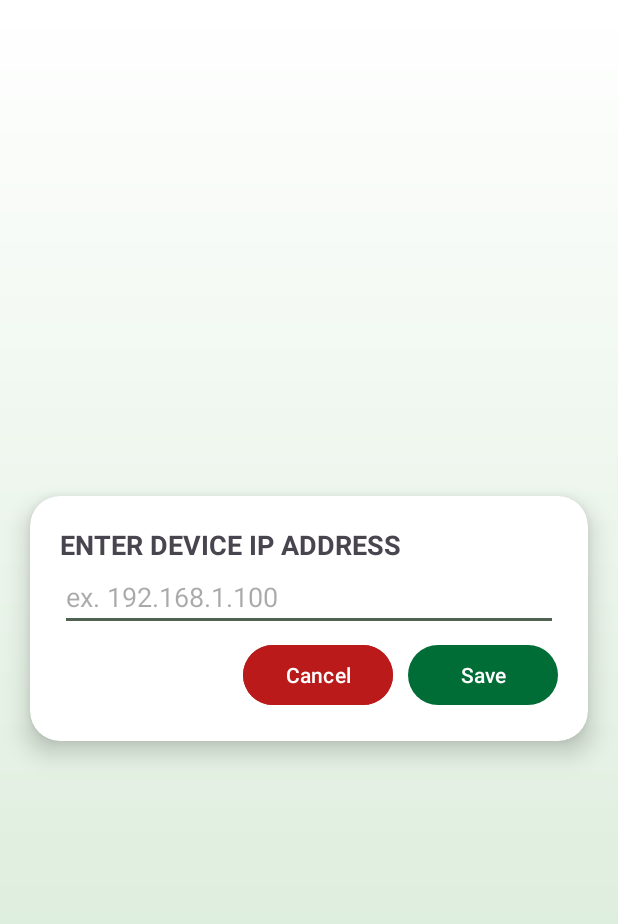
After one commit to qinbguzman-tip/Sikligtas, an Android app: the layout dialog_connect_device.xml on its own in the app's theme, with its tools: preview values and no code run, on a phone screen of 412 x 824 dp. The commit adds this screen. Shown: the top 924 px of the screen. Run offline under Robolectric (Android 15) with nearby library versions, the phone set to English and light mode, and no system bars.

Commit message:
Modified Device IP Setup

```diff
--- /dev/null
+++ b/app/src/main/res/layout/dialog_connect_device.xml
@@ -0,0 +1,76 @@
+<?xml version="1.0" encoding="utf-8"?>
+<layout xmlns:android="http://schemas.android.com/apk/res/android"
+    xmlns:app="http://schemas.android.com/apk/res-auto">
+
+    <data>
+
+    </data>
+
+    <androidx.constraintlayout.widget.ConstraintLayout
+        android:layout_width="match_parent"
+        android:layout_height="match_parent">
+
+        <androidx.cardview.widget.CardView
+            android:id="@+id/dialogCardView"
+            android:layout_width="match_parent"
+            android:layout_height="wrap_content"
+            android:layout_margin="20dp"
+            app:cardBackgroundColor="@color/white"
+            app:cardCornerRadius="20dp"
+            app:cardElevation="10dp"
+            app:layout_constraintBottom_toBottomOf="parent"
+            app:layout_constraintEnd_toEndOf="parent"
+            app:layout_constraintStart_toStartOf="parent"
+            app:layout_constraintTop_toTopOf="parent"
+            app:layout_constraintWidth_percent="0.8">
+
+            <LinearLayout
+                android:layout_width="match_parent"
+                android:layout_height="wrap_content"
+                android:orientation="vertical"
+                android:padding="20dp">
+
+                <TextView
+                    android:layout_width="wrap_content"
+                    android:layout_height="wrap_content"
+                    android:text="Enter Device IP Address"
+                    android:textAllCaps="true"
+                    android:textAppearance="?android:attr/textAppearanceMedium"
+                    android:textStyle="bold" />
+
+                <com.google.android.material.textfield.TextInputEditText
+                    android:id="@+id/ip_address_edittext"
+                    android:layout_width="match_parent"
+                    android:layout_height="wrap_content"
+                    android:hint="ex. 192.168.1.100"
+                    android:inputType="text" />
+
+                <LinearLayout
+                    android:layout_width="match_parent"
+                    android:layout_height="match_parent"
+                    android:layout_marginTop="5dp"
+                    android:gravity="right"
+                    android:orientation="horizontal">
+
+                    <Button
+                        android:id="@+id/cancelBtn"
+                        android:backgroundTint="@color/md_theme_light_error"
+                        android:layout_width="100dp"
+                        android:layout_height="wrap_content"
+                        android:layout_marginRight="10dp"
+                        android:text="Cancel" />
+
+                    <Button
+                        android:id="@+id/saveBtn"
+                        android:layout_width="100dp"
+                        android:layout_height="wrap_content"
+                        android:text="Save" />
+
+                </LinearLayout>
+
+            </LinearLayout>
+
+        </androidx.cardview.widget.CardView>
+
+    </androidx.constraintlayout.widget.ConstraintLayout>
+</layout>
--- a/app/src/main/res/layout/dialog_maps.xml
+++ b/app/src/main/res/layout/dialog_maps.xml
@@ -12,7 +12,7 @@
 
         <androidx.cardview.widget.CardView
             android:id="@+id/dialogCardView"
-            android:layout_width="0dp"
+            android:layout_width="match_parent"
             android:layout_height="wrap_content"
             android:layout_margin="20dp"
             app:cardBackgroundColor="@color/white"
--- a/app/src/main/res/layout/fragment_home.xml
+++ b/app/src/main/res/layout/fragment_home.xml
@@ -423,7 +423,7 @@
                         android:layout_height="80dp"
                         android:layout_gravity="center_vertical|center_horizontal"
                         android:layout_margin="20dp"
-                        app:srcCompat="@drawable/ic_wifi_on" />
+                        app:srcCompat="@drawable/ic_wifi_off" />
 
                     <TextView
                         android:id="@+id/wifi_status"
@@ -432,7 +432,7 @@
                         android:layout_gravity="center_vertical|center_horizontal"
                         android:fontFamily="@font/manrope_extrabold"
                         android:letterSpacing="0.05"
-                        android:text="Sikligtas Device Connected"
+                        android:text="No Device Connected"
                         android:textAllCaps="true"
                         android:textColor="@color/gray"
                         android:textSize="11sp" />
@@ -445,7 +445,7 @@
                         android:layout_marginTop="5dp"
                         android:fontFamily="@font/manrope_extrabold"
                         android:letterSpacing="0.05"
-                        android:text="Listening to 192.168.43.189"
+                        android:text="Tap on Connect"
                         android:textAllCaps="true"
                         android:textColor="@color/seed"
                         android:textSize="11sp" />
```
Also changed, not shown: app/src/main/java/com/example/sikligtas/ui/home/HomeFragment.kt (+90 -5 lines), app/src/main/java/com/example/sikligtas/ui/maps/MapsFragment.kt (+21 -1 lines).
